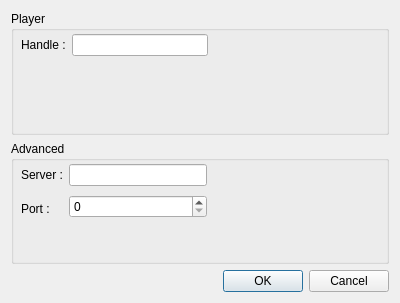
Before: the Qt Designer form appdialog.ui in bubbles3D/Bubble-Client, drawn with Qt 5.
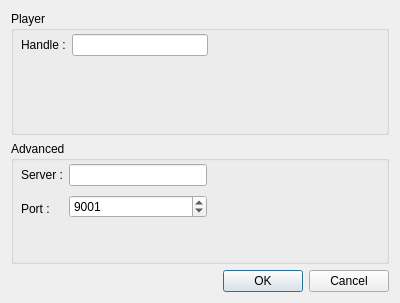
After: the same form once the commit is applied.

Commit message:
Updated ui making login faster.
-Save last host
-Default port to 9001

Patch:
```diff
--- a/appdialog.ui
+++ b/appdialog.ui
@@ -91,6 +91,9 @@
              <property name="maximum">
               <number>65000</number>
              </property>
+             <property name="value">
+              <number>9001</number>
+             </property>
             </widget>
            </item>
           </layout>
```
The commit also changes 2 other files.
